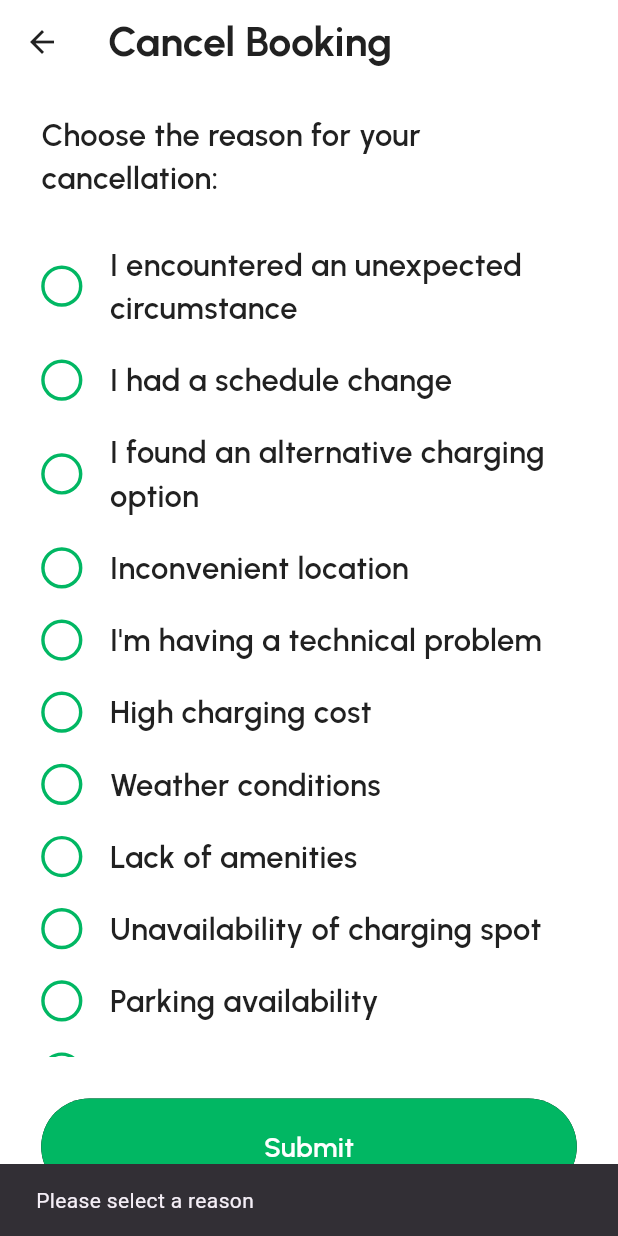
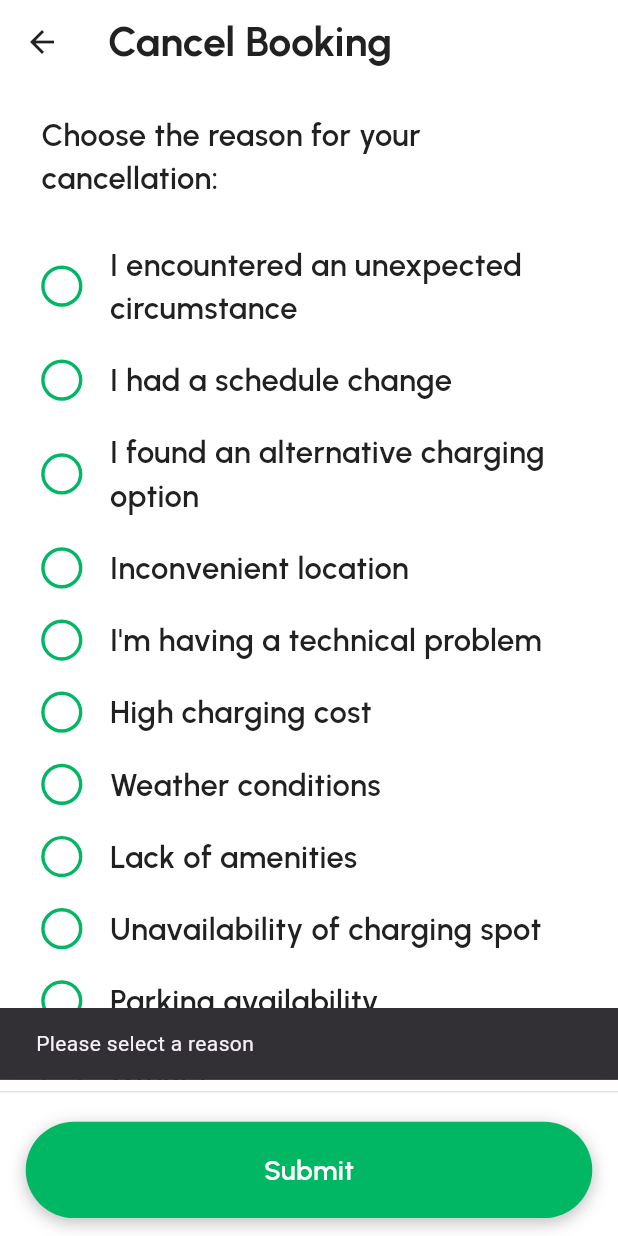
Before and after one commit to tejagalande/ev_point_app, a Flutter app: the CancelBookingScreen screen opened by its route, after a tap on "Submit", on a phone screen of 412 x 824 dp. Run offline on Flutter 3.47's test engine with Material 3 defaults, Android fonts, the phone set to English and light mode, and no system bars; our stand-ins replace camera, custom_rating_bar, dio, dropdown_textfield, flutter_calendar_carousel, flutter_dotenv and 11 more; missing offline and left inert: date_format_field, lazy_load_indexed_stack, phone_input, time_picker_spinner; accounts and stored records are empty.

Commit message:
attached successful cancelation diaogbox and has setup navigation forth and back

```diff
--- a/lib/controllers/my_booking/cancel_booking_provider.dart
+++ b/lib/controllers/my_booking/cancel_booking_provider.dart
@@ -1,4 +1,9 @@
+import 'package:ev_point/utils/constants.dart';
 import 'package:flutter/material.dart';
+import 'package:flutter_screenutil/flutter_screenutil.dart';
+import '../../utils/theme/app_color.dart';
+import '../../widgets/custom_button.dart';
+import '../../widgets/dialogbox/custom_dialogbox.dart';
 
 class CancelBookingProvider extends ChangeNotifier {
   String? _selectedReason;
@@ -25,13 +30,28 @@ class CancelBookingProvider extends ChangeNotifier {
     notifyListeners();
   }
 
-  void submitCancellation(BuildContext context) {
+  void submitCancellation(BuildContext context) async{
     if (_selectedReason != null) {
-      // Logic to submit cancellation
-      // For now, just pop the screen
-      Navigator.pop(context);
-      ScaffoldMessenger.of(context).showSnackBar(
-        const SnackBar(content: Text("Booking cancelled successfully")),
+      await customDialogBox(
+        context: context,
+        image: "${Constants.imagePath}successful_cancelation.png",
+        title: "Successful Cancellation!",
+        subTitle: "Your booking has been successfully cancelled.",
+        subTitleTextAlign: TextAlign.center,
+        titleTextAlign: TextAlign.center,
+        imageHeight: 150.h,
+        child: CustomButton(
+          onTapCallback: () {
+            Navigator.pop(context); // Close dialog
+            Navigator.pop(context); // Go back to previous screen
+          },
+          title: "OK",
+          buttonColor: AppColor.primary_900,
+          textColor: AppColor.white,
+          fontSize: 16.sp,
+          borderRadius: 35.r,
+          padding: EdgeInsets.symmetric(vertical: 16.h),
+        ),
       );
     } else {
       ScaffoldMessenger.of(
--- a/lib/views/main/booking/cancel_booking_screen.dart
+++ b/lib/views/main/booking/cancel_booking_screen.dart
@@ -18,6 +18,7 @@ class CancelBookingScreen extends StatelessWidget {
         appBar: AppBar(
           backgroundColor: AppColor.white,
           elevation: 0,
+          surfaceTintColor: Colors.transparent,
           leading: IconButton(
             icon: Icon(Icons.arrow_back, color: AppColor.greyScale900),
             onPressed: () => Navigator.pop(context),
@@ -32,12 +33,31 @@ class CancelBookingScreen extends StatelessWidget {
             ),
           ),
         ),
+        bottomNavigationBar: Consumer<CancelBookingProvider>(
+          builder: (context, provider, child) {
+            return Column(
+              mainAxisAlignment: MainAxisAlignment.start,
+              mainAxisSize: MainAxisSize.min,
+              children: [
+                Divider(thickness: 0.5,),
+                CustomButton(
+                  margin: EdgeInsets.symmetric(horizontal: 15.w, vertical: 10.h),
+                  onTapCallback: () => provider.submitCancellation(context),
+                  title: "Submit",
+                  buttonColor: AppColor.primary_900,
+                  textColor: AppColor.white,
+                  fontSize: 16.sp,
+                  borderRadius: 35.r,
+                  isShadow: true,
+                  padding: EdgeInsets.symmetric(vertical: 16.h),
+                ),
+              ],
+            );
+          },
+        ),
         body: Consumer<CancelBookingProvider>(
           builder: (context, provider, child) {
-            return Column(
-              children: [
-                Expanded(
-                  child: SingleChildScrollView(
+            return SingleChildScrollView(
               padding: EdgeInsets.symmetric(
                 horizontal: 24.w,
                 vertical: 16.h,
@@ -106,24 +126,9 @@ class CancelBookingScreen extends StatelessWidget {
                         ),
                       ),
                     );
-                        }).toList(),
+                  }),
                 ],
               ),
-                  ),
-                ),
-                Padding(
-                  padding: EdgeInsets.all(24.w),
-                  child: CustomButton(
-                    onTapCallback: () => provider.submitCancellation(context),
-                    title: "Submit",
-                    buttonColor: AppColor.primary_900,
-                    textColor: Colors.white,
-                    fontSize: 16.sp,
-                    borderRadius: 30.r,
-                    padding: EdgeInsets.symmetric(vertical: 16.h),
-                  ),
-                ),
-              ],
             );
           },
         ),
--- a/lib/views/main/booking/widgets/cancel_booking_bottom_sheet.dart
+++ b/lib/views/main/booking/widgets/cancel_booking_bottom_sheet.dart
@@ -15,7 +15,7 @@ class CancelBookingBottomSheet extends StatelessWidget {
     return Container(
       padding: EdgeInsets.only(left: 15.w, right: 15.w, top: 15.h, bottom: 15.h),
       decoration: BoxDecoration(
-        color: Colors.white,
+        color: AppColor.white,
         borderRadius: BorderRadius.only(
           topLeft: Radius.circular(45.r),
           topRight: Radius.circular(45.r),
@@ -82,8 +82,10 @@ class CancelBookingBottomSheet extends StatelessWidget {
               Expanded(
                 child: CustomButton(
                   onTapCallback: () {
+
+
+                    onCancel(); // Trigger cancellation
                     Navigator.pushNamed(context, AppRoutes.cancelBookingRoute);
-                    onCancel(); // Trigger cancellation
                   },
                   title: "Yes, Cancel",
                   buttonColor: AppColor.primary_900, // Green
```
Also changed, not shown: lib/views/main/booking/tabs/upcoming_booking_screen.dart (+13 -13 lines), lib/widgets/dialogbox/custom_dialogbox.dart (+7 -3 lines), asset/image/successful_cancelation.png (added). Lines whose indentation alone changed are shown as unchanged.
